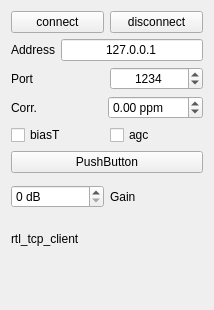
Old version of the form sources/devices/rtl_tcp/rtl_tcp-widget.ui in the repository JvanKatwijk/qt-dab.
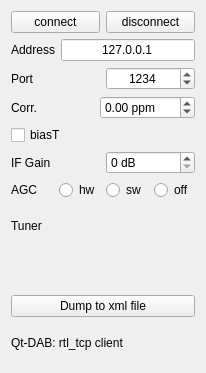
New version of the form.

Patch:
```diff
--- a/sources/devices/rtl_tcp/rtl_tcp-widget.ui
+++ b/sources/devices/rtl_tcp/rtl_tcp-widget.ui
@@ -6,8 +6,8 @@
    <rect>
     <x>0</x>
     <y>0</y>
-    <width>214</width>
-    <height>310</height>
+    <width>206</width>
+    <height>373</height>
    </rect>
   </property>
   <property name="windowTitle">
@@ -111,57 +111,75 @@
     </layout>
    </item>
    <item>
-    <layout class="QHBoxLayout" name="horizontalLayout_5">
-     <item>
-      <widget class="QCheckBox" name="biasTSelector">
-       <property name="text">
-        <string>biasT</string>
-       </property>
-      </widget>
-     </item>
-     <item>
-      <widget class="QCheckBox" name="agcSelector">
-       <property name="text">
-        <string>agc</string>
-       </property>
-      </widget>
-     </item>
-    </layout>
-   </item>
-   <item>
-    <widget class="QPushButton" name="xml_dumpButton">
+    <widget class="QCheckBox" name="biasTSelector">
      <property name="text">
-      <string>PushButton</string>
+      <string>biasT</string>
      </property>
     </widget>
    </item>
    <item>
     <layout class="QHBoxLayout" name="horizontalLayout_7">
+     <item>
+      <widget class="QLabel" name="gainLabel">
+       <property name="text">
+        <string>IF Gain</string>
+       </property>
+      </widget>
+     </item>
      <item>
       <widget class="QSpinBox" name="gainSelector">
        <property name="suffix">
         <string> dB</string>
        </property>
        <property name="maximum">
-        <number>999</number>
+        <number>99</number>
        </property>
       </widget>
      </item>
+    </layout>
+   </item>
+   <item>
+    <layout class="QHBoxLayout" name="horizontalLayout_6">
      <item>
-      <widget class="QLabel" name="gainLabel">
+      <widget class="QLabel" name="agcLabel">
        <property name="text">
-        <string>Gain</string>
+        <string>AGC</string>
        </property>
       </widget>
      </item>
+     <item>
+      <widget class="QRadioButton" name="hw_agc">
+       <property name="text">
+        <string>hw</string>
+       </property>
+      </widget>
+     </item>
+     <item>
+      <widget class="QRadioButton" name="sw_agc">
+       <property name="text">
+        <string>sw</string>
+       </property>
+      </widget>
+     </item>
+     <item>
+      <widget class="QRadioButton" name="manual">
+       <property name="text">
+        <string>off</string>
+       </property>
+      </widget>
+     </item>
     </layout>
    </item>
    <item>
-    <widget class="QLabel" name="tunerLabel">
-     <property name="text">
-      <string>rtl_tcp_client</string>
-     </property>
-    </widget>
+    <layout class="QHBoxLayout" name="horizontalLayout_8">
+     <item>
+      <widget class="QLabel" name="tunerLabel">
+       <property name="text">
+        <string>Tuner</string>
+       </property>
+      </widget>
+     </item>
+    </layout>
    </item>
    <item>
     <widget class="QLabel" name="theState">
@@ -170,6 +188,23 @@
      </property>
     </widget>
    </item>
+   <item>
+    <widget class="QPushButton" name="xml_dumpButton">
+     <property name="toolTip">
+      <string>&lt;html&gt;&lt;head/&gt;&lt;body&gt;&lt;p&gt;Dumps the raw input from the dabstick into a self describing file (with header in xml format containing recorded time, container format, frequency, device name, Qt-DAB version)&lt;/p&gt;&lt;p&gt;&lt;br/&gt;&lt;/p&gt;&lt;p&gt;Opens a 'Save as ...' dialog. Press again to stop recording.&lt;/p&gt;&lt;p&gt;&lt;br/&gt;&lt;/p&gt;&lt;p&gt;The resulting file can be read-in by using the xml file handler (if configured)&lt;/p&gt;&lt;p&gt;&lt;br/&gt;&lt;/p&gt;&lt;p&gt;Warning: Produces large files!&lt;/p&gt;&lt;/body&gt;&lt;/html&gt;</string>
+     </property>
+     <property name="text">
+      <string>Dump to xml file</string>
+     </property>
+    </widget>
+   </item>
+   <item>
+    <widget class="QLabel" name="label">
+     <property name="text">
+      <string>Qt-DAB: rtl_tcp client</string>
+     </property>
+    </widget>
+   </item>
   </layout>
  </widget>
  <resources/>
```
Left out of the diff: 2 changed lines with no effect on the pictures.
